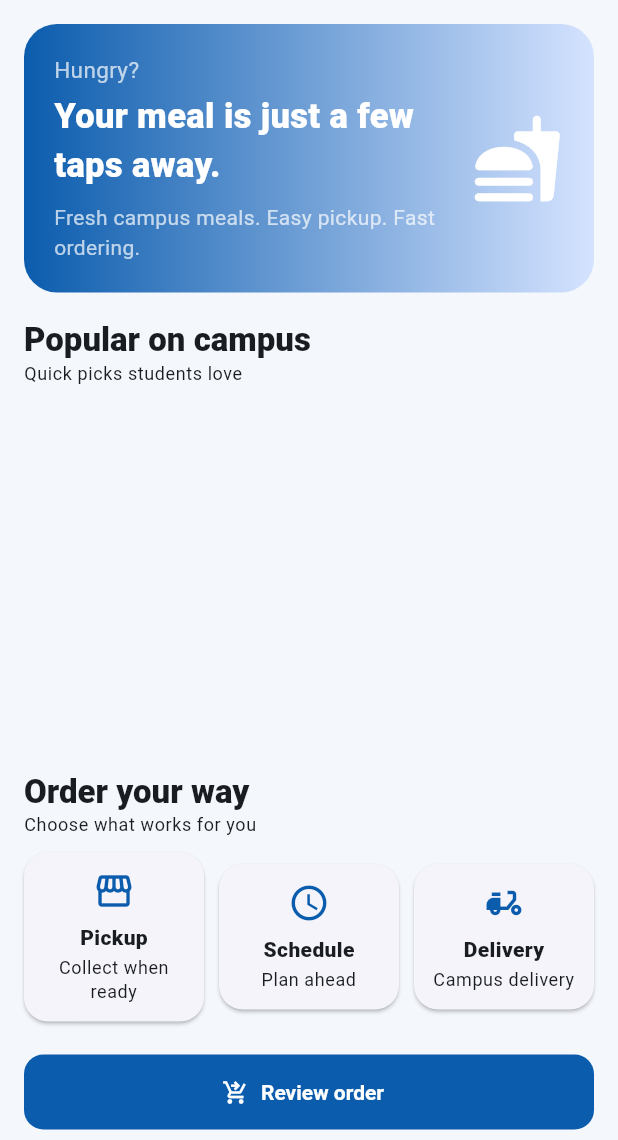
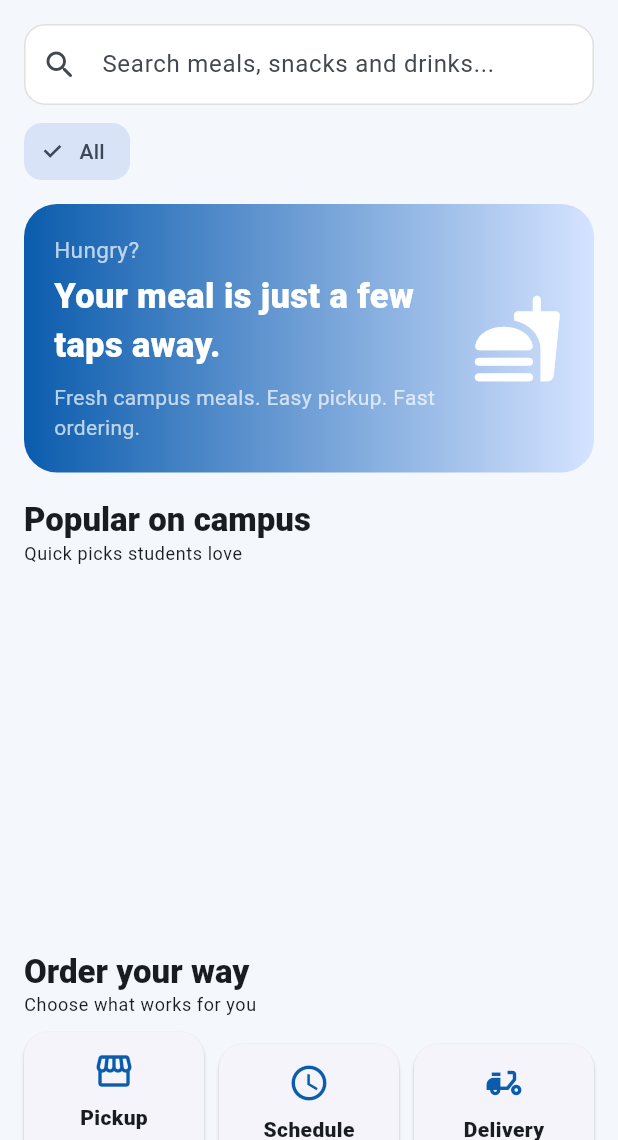
Before and after one commit to hmawuli/ATU-Cafeteria, a Flutter app: the KfcOrderingScreen screen opened by its route, on a phone screen of 412 x 824 dp, the part 96-1236 px from its top. Run offline on Flutter 3.47's test engine with Material 3 defaults, Android fonts, the phone set to English and light mode, and no system bars; our stand-ins replace flutter_secure_storage, qr_flutter, sqflite; accounts and stored records are empty.

Commit message:
feat: add meal search and category filters

```diff
--- a/frontend/lib/presentation/screens/kfc_ordering_screen.dart
+++ b/frontend/lib/presentation/screens/kfc_ordering_screen.dart
@@ -5,20 +5,36 @@ import 'package:atu_cafeteria/presentation/providers/cart_provider.dart';
 import 'package:atu_cafeteria/presentation/providers/cafeteria_provider.dart';
 import 'package:atu_cafeteria/presentation/widgets/kfc_ordering_sections.dart';
 
-class KfcOrderingScreen extends StatelessWidget {
+class KfcOrderingScreen extends StatefulWidget {
   const KfcOrderingScreen({super.key});
+  @override
+  State<KfcOrderingScreen> createState() => _KfcOrderingScreenState();
+}
+
+class _KfcOrderingScreenState extends State<KfcOrderingScreen> {
+  final _search = TextEditingController();
+  String _query = '';
+  String _category = 'All';
+
+  @override
+  void dispose() { _search.dispose(); super.dispose(); }
 
   @override
   Widget build(BuildContext context) {
     final cafe = context.watch<CafeteriaProvider>();
-    final items = cafe.allFoodItems.where((item) => item.isAvailable).toList();
+    final all = cafe.allFoodItems.where((i) => i.isAvailable).toList();
+    final categories = <String>{'All', ...all.map((i) => i.category).where((v) => v.trim().isNotEmpty)}.toList();
+    final q = _query.toLowerCase();
+    final items = all.where((i) =>
+      (_category == 'All' || i.category == _category) &&
+      (q.isEmpty || i.name.toLowerCase().contains(q) || i.description.toLowerCase().contains(q) || i.category.toLowerCase().contains(q))
+    ).toList();
 
     return Scaffold(
       appBar: AppBar(
         title: const Text('ATU Cafeteria'),
         actions: [
-          Consumer<CartProvider>(
-            builder: (_, cart, __) => Badge(
+          Consumer<CartProvider>(builder: (_, cart, __) => Badge(
             isLabelVisible: cart.itemCount > 0,
             label: Text(cart.itemCount.toString()),
             child: IconButton(
@@ -26,8 +42,7 @@ class KfcOrderingScreen extends StatelessWidget {
               icon: const Icon(Icons.shopping_bag_outlined),
               onPressed: () => Navigator.pushNamed(context, '/cart'),
             ),
-            ),
-          ),
+          )),
         ],
       ),
       body: RefreshIndicator(
@@ -35,6 +50,33 @@ class KfcOrderingScreen extends StatelessWidget {
         child: ListView(
           padding: const EdgeInsets.all(16),
           children: [
+            TextField(
+              controller: _search,
+              onChanged: (v) => setState(() => _query = v.trim()),
+              decoration: InputDecoration(
+                hintText: 'Search meals, snacks and drinks...',
+                prefixIcon: const Icon(Icons.search_rounded),
+                suffixIcon: _query.isEmpty ? null : IconButton(
+                  onPressed: () { _search.clear(); setState(() => _query = ''); },
+                  icon: const Icon(Icons.clear_rounded),
+                ),
+              ),
+            ),
+            const SizedBox(height: 10),
+            SizedBox(
+              height: 42,
+              child: ListView.separated(
+                scrollDirection: Axis.horizontal,
+                itemCount: categories.length,
+                separatorBuilder: (_, __) => const SizedBox(width: 8),
+                itemBuilder: (_, i) => ChoiceChip(
+                  label: Text(categories[i]),
+                  selected: _category == categories[i],
+                  onSelected: (_) => setState(() => _category = categories[i]),
+                ),
+              ),
+            ),
+            const SizedBox(height: 14),
             KfcOrderingSections(
               items: items,
               onAdd: (FoodItem item) {
```
Lines whose indentation alone changed are shown as unchanged.
